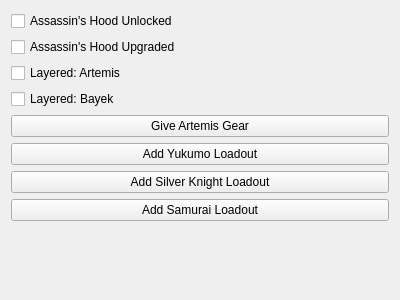
First picture: the form in gui/limitedunlocks.ui, repository EnderHDMC/MHWISaveEditor, before the edit.
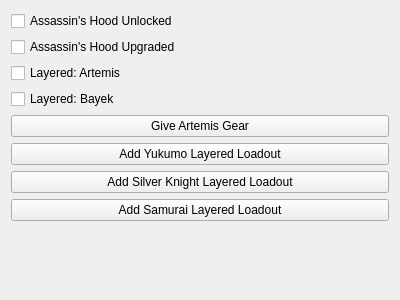
Second picture: the form after the edit.

Commit message: Made layered loadouts a bit more clear

```diff
--- a/gui/limitedunlocks.ui
+++ b/gui/limitedunlocks.ui
@@ -52,21 +52,21 @@
    <item>
     <widget class="QPushButton" name="btnGiveYukumoLoadout">
      <property name="text">
-      <string>Add Yukumo Loadout</string>
+      <string>Add Yukumo Layered Loadout</string>
      </property>
     </widget>
    </item>
    <item>
     <widget class="QPushButton" name="btnGiveSilverKnightLoadout">
      <property name="text">
-      <string>Add Silver Knight Loadout</string>
+      <string>Add Silver Knight Layered Loadout</string>
      </property>
     </widget>
    </item>
    <item>
     <widget class="QPushButton" name="btnGiveSamuraiLoadout">
      <property name="text">
-      <string>Add Samurai Loadout</string>
+      <string>Add Samurai Layered Loadout</string>
      </property>
     </widget>
    </item>
```
